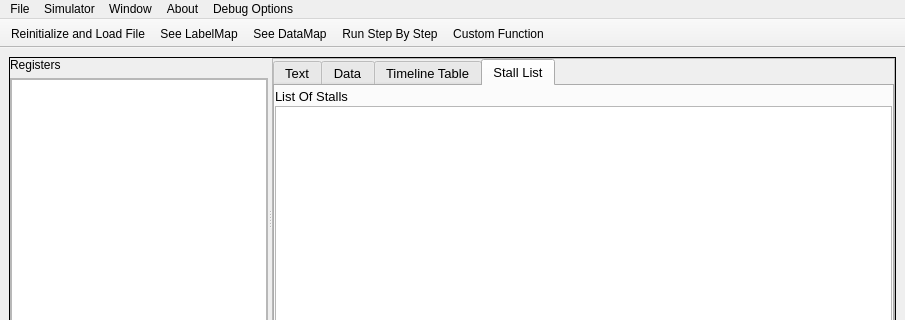
First picture: the form in mainwindow.ui, repository GithinGeorge2k1/CO_MIPS_SIMULATOR, before the edit; both pictures show x 0 to 905 and y 0 to 320 of the 905 by 635 pixel window.
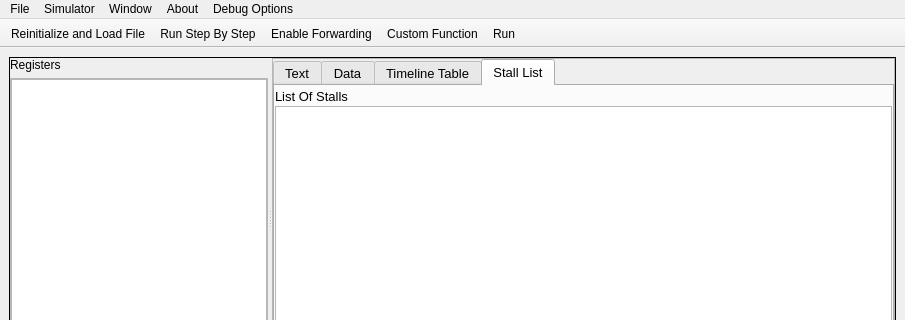
Second picture: the form after the edit.

```diff
--- a/mainwindow.ui
+++ b/mainwindow.ui
@@ -531,10 +531,10 @@
     <bool>false</bool>
    </attribute>
    <addaction name="actionReinitialize_and_Load_File"/>
-   <addaction name="actionSee_LabelMap"/>
-   <addaction name="actionSee_DataMap"/>
    <addaction name="actionRun_Step_By_Step"/>
+   <addaction name="actionEnable_Forwarding"/>
    <addaction name="actionCustom_Function"/>
+   <addaction name="actionRun"/>
   </widget>
   <action name="actionReinitialize_and_Load_File">
    <property name="text">
@@ -591,16 +591,6 @@
     <string>Initialize</string>
    </property>
   </action>
-  <action name="actionSee_LabelMap">
-   <property name="text">
-    <string>See LabelMap</string>
-   </property>
-  </action>
-  <action name="actionSee_DataMap">
-   <property name="text">
-    <string>See DataMap</string>
-   </property>
-  </action>
   <action name="actionRun_Step_By_Step">
    <property name="text">
     <string>Run Step By Step</string>
```
Left out of the diff: 8 changed lines with no effect on the pictures.
